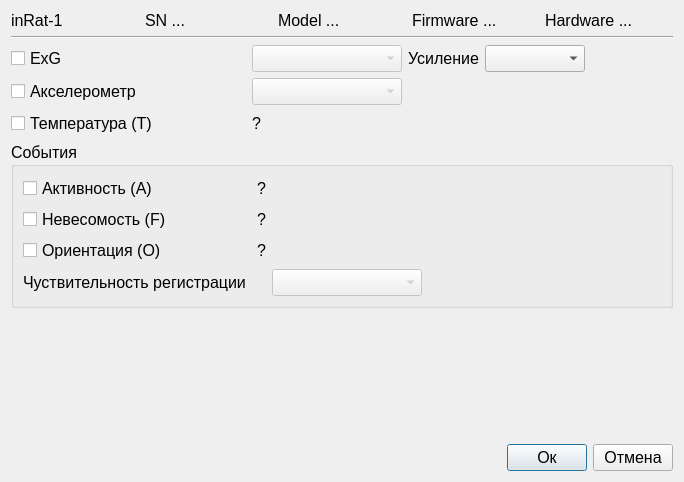
This is resources/dlg_inrat_config.ui in mcsltd/mcs-inRat-monitor as Qt 5 draws it before an edit. The edited form follows.
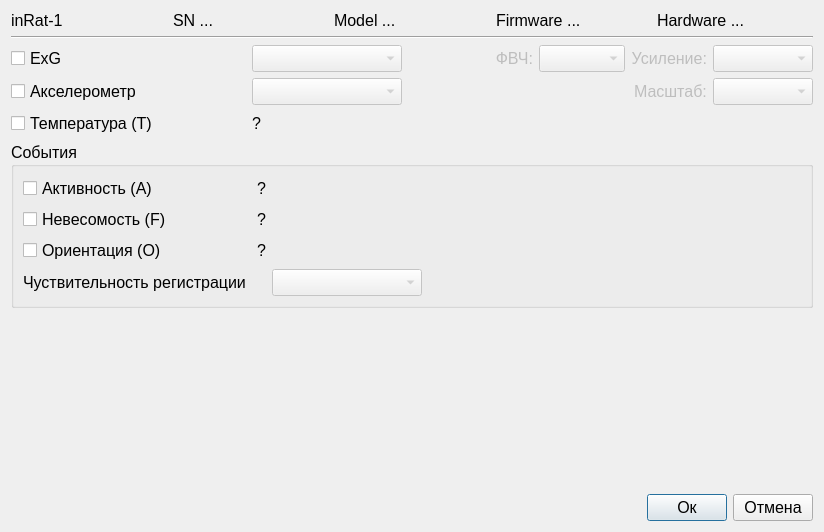
This is the edited form. Icons and pictures are not drawn.

Commit message: feature: add separate setup gain and hpf

The edit to the form file:
```diff
--- a/resources/dlg_inrat_config.ui
+++ b/resources/dlg_inrat_config.ui
@@ -6,8 +6,8 @@
    <rect>
     <x>0</x>
     <y>0</y>
-    <width>684</width>
-    <height>482</height>
+    <width>824</width>
+    <height>532</height>
    </rect>
   </property>
   <property name="windowTitle">
@@ -124,22 +124,104 @@
         </widget>
        </item>
        <item>
-        <widget class="QLabel" name="labelHpfGain">
+        <spacer name="horizontalSpacer_4">
+         <property name="orientation">
+          <enum>Qt::Orientation::Horizontal</enum>
+         </property>
+         <property name="sizeHint" stdset="0">
+          <size>
+           <width>40</width>
+           <height>20</height>
+          </size>
+         </property>
+        </spacer>
+       </item>
+       <item>
+        <widget class="QLabel" name="labelHpf">
+         <property name="enabled">
+          <bool>false</bool>
+         </property>
+         <property name="sizePolicy">
+          <sizepolicy hsizetype="Preferred" vsizetype="Preferred">
+           <horstretch>0</horstretch>
+           <verstretch>0</verstretch>
+          </sizepolicy>
+         </property>
+         <property name="minimumSize">
+          <size>
+           <width>30</width>
+           <height>0</height>
+          </size>
+         </property>
          <property name="font">
           <font>
            <pointsize>12</pointsize>
           </font>
+         </property>
+         <property name="layoutDirection">
+          <enum>Qt::LayoutDirection::RightToLeft</enum>
+         </property>
+         <property name="text">
+          <string>ФВЧ:</string>
+         </property>
+         <property name="alignment">
+          <set>Qt::AlignmentFlag::AlignRight|Qt::AlignmentFlag::AlignTrailing|Qt::AlignmentFlag::AlignVCenter</set>
+         </property>
+        </widget>
+       </item>
+       <item>
+        <widget class="QComboBox" name="comboBoxHpf">
+         <property name="enabled">
+          <bool>false</bool>
+         </property>
+         <property name="minimumSize">
+          <size>
+           <width>75</width>
+           <height>0</height>
+          </size>
+         </property>
+         <property name="font">
+          <font>
+           <pointsize>12</pointsize>
+          </font>
+         </property>
+        </widget>
+       </item>
+       <item>
+        <widget class="QLabel" name="labelGain">
+         <property name="enabled">
+          <bool>false</bool>
+         </property>
+         <property name="minimumSize">
+          <size>
+           <width>30</width>
+           <height>0</height>
+          </size>
+         </property>
+         <property name="font">
+          <font>
+           <pointsize>12</pointsize>
+          </font>
+         </property>
+         <property name="layoutDirection">
+          <enum>Qt::LayoutDirection::RightToLeft</enum>
          </property>
          <property name="inputMethodHints">
           <set>Qt::InputMethodHint::ImhNone</set>
          </property>
          <property name="text">
-          <string>Усиление</string>
+          <string>Усиление:</string>
+         </property>
+         <property name="alignment">
+          <set>Qt::AlignmentFlag::AlignRight|Qt::AlignmentFlag::AlignTrailing|Qt::AlignmentFlag::AlignVCenter</set>
          </property>
         </widget>
        </item>
        <item>
-        <widget class="QComboBox" name="comboBoxHpfGain">
+        <widget class="QComboBox" name="comboBoxGain">
+         <property name="enabled">
+          <bool>false</bool>
+         </property>
          <property name="sizePolicy">
           <sizepolicy hsizetype="Fixed" vsizetype="Fixed">
            <horstretch>0</horstretch>
@@ -165,19 +247,6 @@
          </property>
         </widget>
        </item>
-       <item>
-        <spacer name="horizontalSpacer_4">
-         <property name="orientation">
-          <enum>Qt::Orientation::Horizontal</enum>
-         </property>
-         <property name="sizeHint" stdset="0">
-          <size>
-           <width>40</width>
-           <height>20</height>
-          </size>
-         </property>
-        </spacer>
-       </item>
       </layout>
      </item>
      <item>
@@ -249,6 +318,39 @@
          </property>
         </spacer>
        </item>
+       <item>
+        <widget class="QLabel" name="labelFullScale">
+         <property name="enabled">
+          <bool>false</bool>
+         </property>
+         <property name="font">
+          <font>
+           <pointsize>12</pointsize>
+          </font>
+         </property>
+         <property name="text">
+          <string>Масштаб:</string>
+         </property>
+        </widget>
+       </item>
+       <item>
+        <widget class="QComboBox" name="comboBoxFullScale">
+         <property name="enabled">
+          <bool>false</bool>
+         </property>
+         <property name="minimumSize">
+          <size>
+           <width>100</width>
+           <height>0</height>
+          </size>
+         </property>
+         <property name="font">
+          <font>
+           <pointsize>12</pointsize>
+          </font>
+         </property>
+        </widget>
+       </item>
       </layout>
      </item>
      <item>
```
The commit also changes 3 other files.
